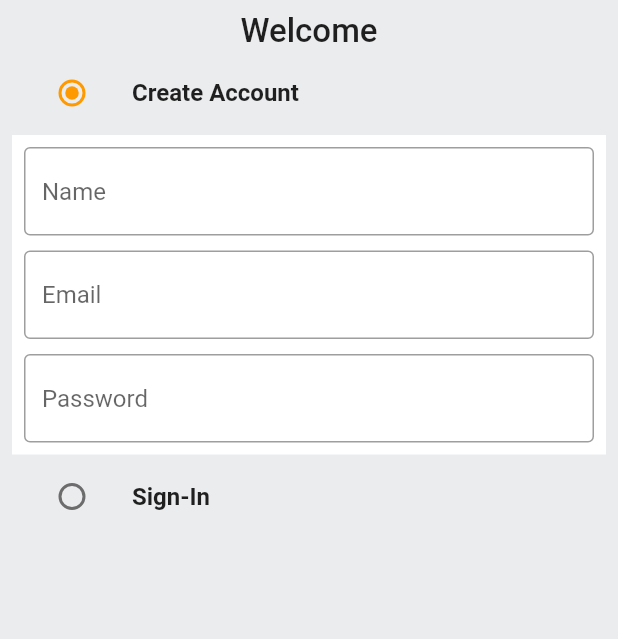
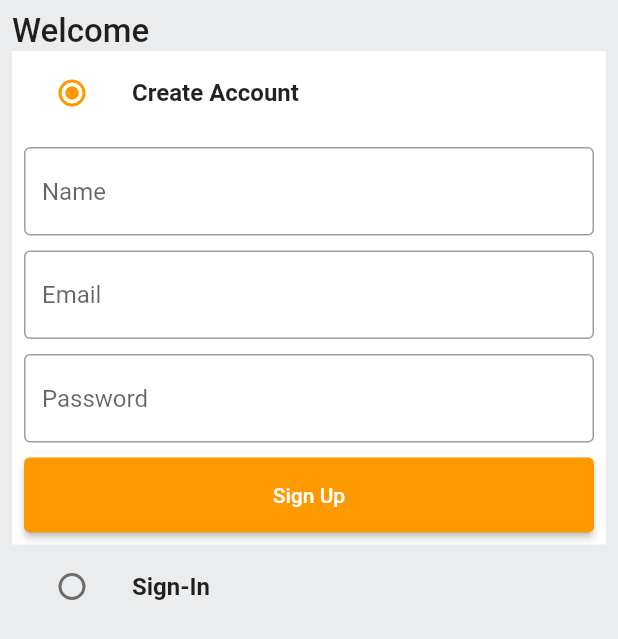
Before and after one commit to Briankurtish/flutter_amazon_clone, a Flutter app: the screen it shows after launch, on a phone screen of 412 x 824 dp. Shown: the top 639 px of the screen. Run offline on Flutter 3.47's test engine with Material 2 defaults, Android fonts, the phone set to English and light mode, and no system bars.

Commit message:
done with the auth screen ui and initalized NodeJS

```diff
--- a/amazon_clone/lib/common/widgets/custom_button.dart
+++ b/amazon_clone/lib/common/widgets/custom_button.dart
@@ -1,10 +1,19 @@
 import 'package:flutter/material.dart';
 
 class CustomButton extends StatelessWidget {
-  const CustomButton({super.key});
+  final String text;
+  final VoidCallback onTap;
+  const CustomButton({super.key, required this.text, required this.onTap});
 
   @override
   Widget build(BuildContext context) {
-    return const Placeholder();
+    return ElevatedButton(
+      child: Text(
+        text,
+      ),
+      onPressed: onTap,
+      style: ElevatedButton.styleFrom(
+          minimumSize: const Size(double.infinity, 50)),
+    );
   }
 }
--- a/amazon_clone/lib/features/auth/screens/auth_screen.dart
+++ b/amazon_clone/lib/features/auth/screens/auth_screen.dart
@@ -1,5 +1,6 @@
 import 'package:flutter/material.dart';
 
+import '../../../common/widgets/custom_button.dart';
 import '../../../common/widgets/custom_textfield.dart';
 import '../../../constants/global_variables.dart';
 
@@ -42,6 +43,7 @@ class _AuthScreenState extends State<AuthScreen> {
         child: Padding(
           padding: const EdgeInsets.all(8.0),
           child: Column(
+            crossAxisAlignment: CrossAxisAlignment.start,
             children: [
               const Text(
                 "Welcome",
@@ -54,6 +56,9 @@ class _AuthScreenState extends State<AuthScreen> {
               //Creating radio buttons
 
               ListTile(
+                tileColor: _auth == Auth.signup
+                    ? GlobalVariables.backgroundColor
+                    : GlobalVariables.greyBackgroundCOlor,
                 title: const Text(
                   'Create Account',
                   style: TextStyle(
@@ -93,11 +98,19 @@ class _AuthScreenState extends State<AuthScreen> {
                           hintText: "Password",
                           controller: _passwordController,
                         ),
+                        const SizedBox(height: 10),
+                        CustomButton(
+                          text: "Sign Up",
+                          onTap: () {},
+                        ),
                       ],
                     ),
                   ),
                 ),
               ListTile(
+                tileColor: _auth == Auth.signin
+                    ? GlobalVariables.backgroundColor
+                    : GlobalVariables.greyBackgroundCOlor,
                 title: const Text(
                   'Sign-In',
                   style: TextStyle(
@@ -115,6 +128,33 @@ class _AuthScreenState extends State<AuthScreen> {
                   },
                 ),
               ),
+              if (_auth == Auth.signin)
+                Container(
+                  padding: EdgeInsets.all(8),
+                  color: GlobalVariables.backgroundColor,
+                  child: Form(
+                    key: _signUpFormKey,
+                    child: Column(
+                      children: [
+                        const SizedBox(height: 10),
+                        CustomTextField(
+                          hintText: "Email",
+                          controller: _emailController,
+                        ),
+                        const SizedBox(height: 10),
+                        CustomTextField(
+                          hintText: "Password",
+                          controller: _passwordController,
+                        ),
+                        const SizedBox(height: 10),
+                        CustomButton(
+                          text: "Sign In",
+                          onTap: () {},
+                        ),
+                      ],
+                    ),
+                  ),
+                ),
             ],
           ),
         ),
```
Also changed, not shown: 1 other file.
